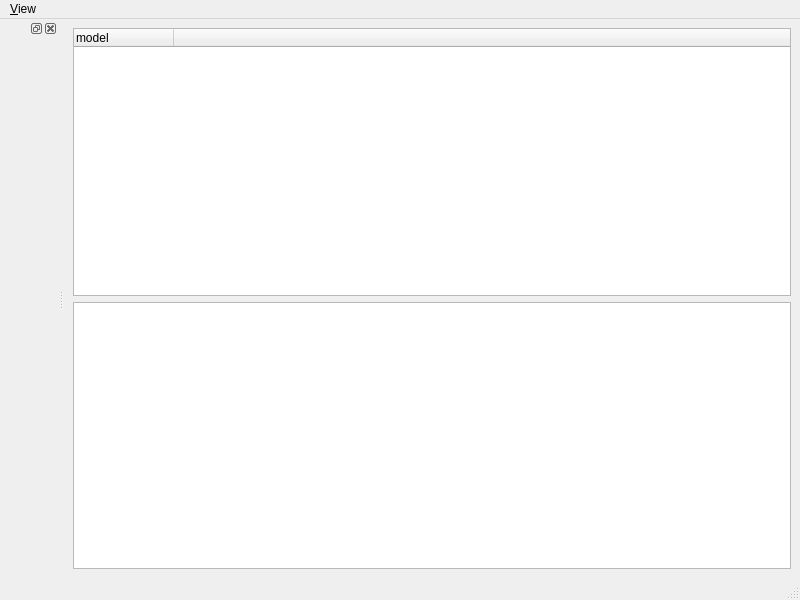
Qt form ui/mainwindow.ui (ijknabla/OpenModelicaRunner) before a commit.
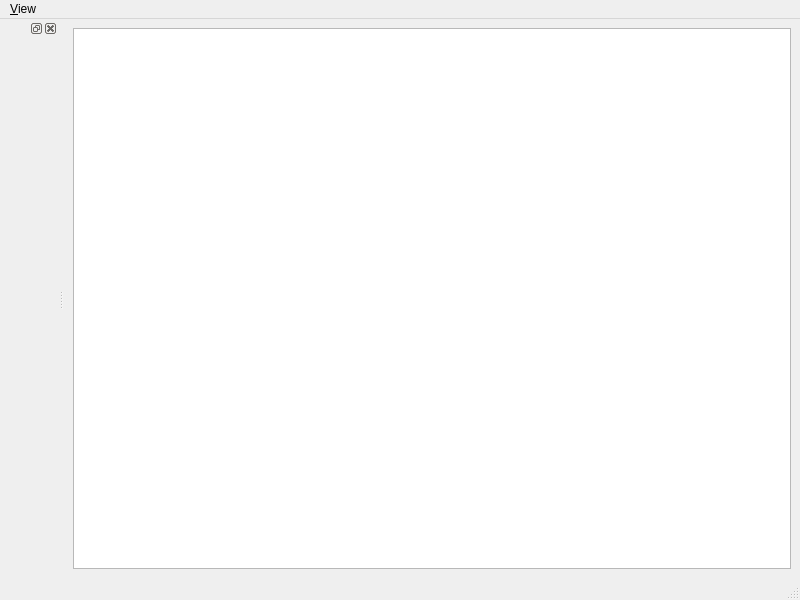
The same form after that commit. Custom widgets are drawn as their Qt base class.

Commit message: Remove old modelTree

```diff
--- a/ui/mainwindow.ui
+++ b/ui/mainwindow.ui
@@ -16,20 +16,6 @@
   <widget class="QWidget" name="centralwidget">
    <layout class="QGridLayout" name="centralLayout">
     <item row="0" column="0">
-     <widget class="QTreeWidget" name="modelTree">
-      <column>
-       <property name="text">
-        <string>model</string>
-       </property>
-      </column>
-      <column>
-       <property name="text">
-        <string> </string>
-       </property>
-      </column>
-     </widget>
-    </item>
-    <item row="1" column="0">
      <widget class="QListWidget" name="processWidget"/>
     </item>
    </layout>
```
The commit also changes 3 other files.
